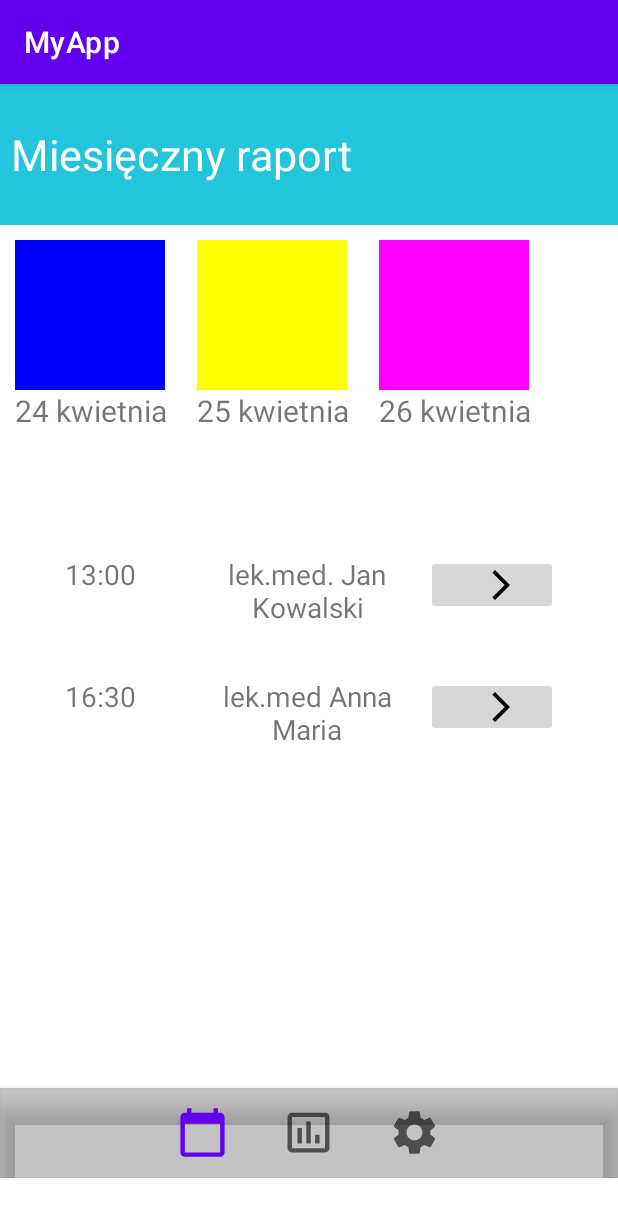
After one commit to marylaa/ZPO_pod_kontrola, an Android app: the MainActivityMonthlyReport screen opened directly, with no data from a screen before it, on a phone screen of 412 x 824 dp. The commit adds this screen. Shown: the top 1217 px of the screen. Run offline under Robolectric (Android 15) with nearby library versions, the light colour scheme and no system bars; our stand-ins replace Firebase (no records; nobody signed in at launch, a user with empty details on screens opened directly); plain views replace LineChart.

Commit message:
checkpoint working

```diff
--- a/app/build.gradle
+++ b/app/build.gradle
@@ -53,6 +53,10 @@ dependencies {
     implementation("org.jetbrains.kotlinx:kotlinx-serialization-json:1.5.0")
     implementation 'com.google.firebase:firebase-firestore-ktx:24.1.0'
     implementation 'androidx.constraintlayout:constraintlayout:2.1.4'
+    implementation 'com.google.firebase:firebase-storage:20.0.0'
+
+    // MPAndroidChart library
+    implementation 'com.github.PhilJay:MPAndroidChart:v3.1.0'
 
 
 
--- /dev/null
+++ b/app/src/main/java/com/example/myapp/monthly_report/MainActivityMonthlyReport.java
@@ -0,0 +1,143 @@
+package com.example.myapp.monthly_report;
+
+import android.graphics.Color;
+import android.os.Build;
+import android.os.Bundle;
+
+import androidx.annotation.RequiresApi;
+import androidx.appcompat.app.AppCompatActivity;
+import androidx.recyclerview.widget.LinearLayoutManager;
+import androidx.recyclerview.widget.RecyclerView;
+
+import com.example.myapp.R;
+import com.example.myapp.report.MainActivity;
+import com.google.firebase.database.DataSnapshot;
+import com.google.firebase.database.FirebaseDatabase;
+import com.google.firebase.database.ValueEventListener;
+
+import java.time.LocalDate;
+import java.util.ArrayList;
+
+public class MainActivityMonthlyReport extends AppCompatActivity{
+
+//    private RecyclerView rvAnimal, rvItem;
+    private RecycleViewAdapter adapterDate;
+    private RecycleViewAdapterItem adapter;
+
+
+    @RequiresApi(api = Build.VERSION_CODES.O)
+    @Override
+    protected void onCreate(Bundle savedInstanceState) {
+        super.onCreate(savedInstanceState);
+        setContentView(R.layout.activity_main_monthly);
+
+
+        // data to populate the RecyclerView with
+        ArrayList<Integer> viewColors = new ArrayList<>();
+        viewColors.add(Color.BLUE);
+        viewColors.add(Color.YELLOW);
+        viewColors.add(Color.MAGENTA);
+
+
+        ArrayList<LocalDate> dates = new ArrayList<>();
+        LocalDate tomorrow = LocalDate.now().plusDays(1);
+        LocalDate tomorrow1 = LocalDate.now().plusDays(2);
+        LocalDate tomorrow2 = LocalDate.now().plusDays(3);
+        dates.add(tomorrow);
+        dates.add(tomorrow1);
+        dates.add(tomorrow2);
+
+        // set up the RecyclerView
+        RecyclerView recyclerView1 = findViewById(R.id.rvAnimals);
+        LinearLayoutManager horizontalLayoutManager
+                = new LinearLayoutManager(MainActivityMonthlyReport.this, LinearLayoutManager.HORIZONTAL, false);
+        recyclerView1.setLayoutManager(horizontalLayoutManager);
+        adapterDate = new RecycleViewAdapter(this, viewColors, dates);
+//        adapterDate.setClickListener(this);
+        recyclerView1.setAdapter(adapterDate);
+
+
+
+        // data to populate the RecyclerView with
+        ArrayList<String> date = new ArrayList<>();
+        date.add("13:00");
+        date.add("16:30");
+
+
+
+        ArrayList<String> doctors = new ArrayList<>();
+        doctors.add("lek.med. Jan Kowalski");
+        doctors.add("lek.med Anna Maria");
+
+        // set up the RecyclerView
+        RecyclerView recyclerView = findViewById(R.id.rvItems);
+        LinearLayoutManager verticalLayoutManager = new LinearLayoutManager(MainActivityMonthlyReport.this, LinearLayoutManager.VERTICAL, false);
+        recyclerView.setLayoutManager(verticalLayoutManager);
+        adapter = new RecycleViewAdapterItem(this, date, doctors);
+//        adapter.setClickListener(this);
+        recyclerView.setAdapter(adapter);
+
+
+//        var lineChart = findViewById<LineChart>(R.id.line_chart);
+//
+//        setupLineChart();
+
+
+
+
+    }
+
+//    public fun setupLineChart() {
+//        // Get reference to the Firebase database
+////        val database = FirebaseDatabase.getInstance();
+////        val reference = database.reference.child("data");
+//
+//        // Initialize an empty list of entries
+//        val entries = mutableListOf<Entry>();
+//
+//        // Set up a listener to retrieve the data from the database
+//        reference.addValueEventListener(object :ValueEventListener {
+//            override fun onDataChange(snapshot:DataSnapshot) {
+//                // Iterate through the children of the "data" node
+//                for (child in snapshot.children) {
+//                    // Get the x and y values from the child
+//                    val x = child.key?.toFloat() ?: 0f
+//                    val y = child.value?.toString()?.toFloat() ?: 0f
+//
+//                    // Add a new entry to the list
+//                    entries.add(Entry(x, y))
+//                }
+//
+//                // Create a new data set and add the entries to it
+//                val dataSet = LineDataSet(entries, "Data Set")
+//                dataSet.color = Color.BLUE
+//                dataSet.valueTextColor = Color.BLACK
+//
+//                // Create a new line data object and set the data set
+//                val lineData = LineData(dataSet)
+//
+//                // Set the data to the line chart
+//                lineChart.data = lineData
+//
+//                // Refresh the chart
+//                lineChart.invalidate()
+//            }
+//
+//            override fun onCancelled(error: DatabaseError) {
+//                // Handle errors here
+//            }
+//        })
+//    }
+
+//    @Override
+//    public void onItemClick(View view, int position) {
+//        Toast.makeText(this, "You clicked " + adapterDate.getItem(position) + " on item position " + position, Toast.LENGTH_SHORT).show();
+//    }
+
+//    @Override
+//    public void onItemClick(View view, int position) {
+//        Toast.makeText(this, "You clicked " + adapter.getItem(position) + " on item position " + position, Toast.LENGTH_SHORT).show();
+//    }
+
+
+}
--- /dev/null
+++ b/app/src/main/java/com/example/myapp/monthly_report/RecycleViewAdapter.java
@@ -0,0 +1,98 @@
+package com.example.myapp.monthly_report;
+
+import android.content.Context;
+import android.os.Build;
+import android.view.LayoutInflater;
+import android.view.View;
+import android.view.ViewGroup;
+import android.widget.TextView;
+
+import androidx.annotation.NonNull;
+import androidx.annotation.RequiresApi;
+import androidx.recyclerview.widget.RecyclerView;
+
+import com.example.myapp.R;
+
+import java.time.LocalDate;
+import java.time.format.DateTimeFormatter;
+import java.util.List;
+import java.util.Locale;
+
+public class RecycleViewAdapter extends RecyclerView.Adapter<RecycleViewAdapter.ViewHolder> {
+
+    private List<Integer> mViewColors;
+    private List<LocalDate> mdate;
+    private LayoutInflater mInflater;
+    private ItemClickListener mClickListener;
+
+    // data is passed into the constructor
+    RecycleViewAdapter(Context context, List<Integer> colors, List<LocalDate> date) {
+        this.mInflater = LayoutInflater.from(context);
+        this.mViewColors = colors;
+        this.mdate = date;
+    }
+
+    // inflates the row layout from xml when needed
+    @Override
+    @NonNull
+    public ViewHolder onCreateViewHolder(@NonNull ViewGroup parent, int viewType) {
+        View view = mInflater.inflate(R.layout.recycleview_item, parent, false);
+        return new ViewHolder(view);
+    }
+
+
+    // binds the data to the view and textview in each row
+    @RequiresApi(api = Build.VERSION_CODES.O)
+    @Override
+    public void onBindViewHolder(@NonNull ViewHolder holder, int position) {
+        int color = mViewColors.get(position);
+        LocalDate date = mdate.get(position);
+        holder.myView.setBackgroundColor(color);
+        DateTimeFormatter formatter = DateTimeFormatter.ofPattern("d MMMM", new Locale("pl"));
+        String formattedDate = date.format(formatter);
+
+//        DateTimeFormatter formatter = DateTimeFormatter.ofPattern("d MMMM");
+//        String formattedDate = date.format(formatter);
+        holder.myTextView.setText(formattedDate);
+    }
+
+
+    // total number of rows
+    @Override
+    public int getItemCount() {
+        return mdate.size();
+    }
+
+    // stores and recycles views as they are scrolled off screen
+    public class ViewHolder extends RecyclerView.ViewHolder implements View.OnClickListener {
+        View myView;
+        TextView myTextView;
+
+        ViewHolder(View itemView) {
+            super(itemView);
+            myView = itemView.findViewById(R.id.colorView);
+            myTextView = itemView.findViewById(R.id.tvAnimalName);
+            itemView.setOnClickListener(this);
+        }
+
+        @Override
+        public void onClick(View view) {
+            if (mClickListener != null) mClickListener.onItemClick(view, getAdapterPosition());
+        }
+    }
+
+    // convenience method for getting data at click position
+    public String getItem(int id) {
+        return String.valueOf(mdate.get(id));
+    }
+
+    // allows clicks events to be caught
+    public void setClickListener(ItemClickListener itemClickListener) {
+        this.mClickListener = itemClickListener;
+    }
+
+    // parent activity will implement this method to respond to click events
+    public interface ItemClickListener {
+        void onItemClick(View view, int position);
+    }
+}
--- /dev/null
+++ b/app/src/main/java/com/example/myapp/monthly_report/RecycleViewAdapterItem.java
@@ -0,0 +1,101 @@
+package com.example.myapp.monthly_report;
+
+import android.content.Context;
+import android.view.LayoutInflater;
+import android.view.View;
+import android.view.ViewGroup;
+import android.widget.TextView;
+
+import androidx.annotation.NonNull;
+import androidx.recyclerview.widget.RecyclerView;
+
+import com.example.myapp.R;
+
+import java.util.List;
+
+public class RecycleViewAdapterItem extends RecyclerView.Adapter<RecycleViewAdapterItem.ViewHolder> {
+
+    private List<String> mdate;
+    private List<String> mDoctors;
+    private LayoutInflater mInflater;
+    private ItemClickListener mClickListener;
+
+    // data is passed into the constructor
+    RecycleViewAdapterItem(Context context, List<String> mdate, List<String> mDoctors) {
+        this.mInflater = LayoutInflater.from(context);
+        this.mdate = mdate;
+        this.mDoctors = mDoctors;
+    }
+
+//    // inflates the row layout from xml when needed
+//    @Override
+//    @NonNull
+//    public ViewHolder onCreateViewHolder(@NonNull ViewGroup parent, int viewType) {
+//        View view = mInflater.inflate(R.layout.contact, parent, false);
+//        return new ViewHolder(view);
+//    }
+
+
+
+    @Override
+    public ViewHolder onCreateViewHolder(ViewGroup parent, int viewType) {
+        // Inflate the custom layout
+        View contactView = LayoutInflater.from(parent.getContext()).inflate(R.layout.contact_monthly, parent, false);
+        // Return a new holder instance
+        ViewHolder viewHolder = new ViewHolder(contactView);
+        return viewHolder;
+    }
+
+    // binds the data to the view and textview in each row
+    @Override
+    public void onBindViewHolder(@NonNull ViewHolder holder, int position) {
+        String date = mdate.get(position);
+        String doctor = mDoctors.get(position);
+        holder.myTextView.setText(date);
+        holder.myTextView1.setText(doctor);
+
+    }
+
+
+    // total number of rows
+    @Override
+    public int getItemCount() {
+        return mdate.size();
+    }
+
+
+    // stores and recycles views as they are scrolled off screen
+    public class ViewHolder extends RecyclerView.ViewHolder implements View.OnClickListener {
+        View myView;
+        TextView myTextView;
+        TextView myTextView1;
+
+        ViewHolder(View itemView) {
+            super(itemView);
+            myTextView = itemView.findViewById(R.id.contact_name1);
+            myTextView1 = itemView.findViewById(R.id.contact_name2);
+
+            itemView.setOnClickListener(this);
+        }
+
+        @Override
+        public void onClick(View view) {
+            if (mClickListener != null) mClickListener.onItemClick(view, getAdapterPosition());
+        }
+    }
+
+    // convenience method for getting data at click position
+    public String getItem(int id) {
+        return String.valueOf(mdate.get(id));
+    }
+
+    // allows clicks events to be caught
+    public void setClickListener(RecycleViewAdapter.ItemClickListener itemClickListener) {
+        this.mClickListener = (ItemClickListener) itemClickListener;
+    }
+
+    // parent activity will implement this method to respond to click events
+    public interface ItemClickListener {
+        void onItemClick(View view, int position);
+    }
+}
--- /dev/null
+++ b/app/src/main/res/drawable/baseline_arrow_forward_ios_24.xml
@@ -0,0 +1,5 @@
+<vector android:autoMirrored="true" android:height="24dp"
+    android:tint="#000000" android:viewportHeight="24"
+    android:viewportWidth="24" android:width="24dp" xmlns:android="http://schemas.android.com/apk/res/android">
+    <path android:fillColor="@android:color/white" android:pathData="M6.23,20.23l1.77,1.77l10,-10l-10,-10l-1.77,1.77l8.23,8.23z"/>
+</vector>
--- /dev/null
+++ b/app/src/main/res/layout/activity_main_monthly.xml
@@ -0,0 +1,71 @@
+<?xml version="1.0" encoding="utf-8"?>
+<ScrollView xmlns:android="http://schemas.android.com/apk/res/android"
+    android:layout_width="fill_parent"
+    android:layout_height="wrap_content"
+    xmlns:app="http://schemas.android.com/apk/res-auto"
+    xmlns:tools="http://schemas.android.com/tools"
+    android:fillViewport="true"
+    tools:context=".monthly_report.MainActivityMonthlyReport">
+
+    <LinearLayout
+        android:layout_width="match_parent"
+        android:layout_height="500dp"
+        android:orientation="vertical" >
+
+        <TextView
+            android:id="@+id/textView"
+            android:layout_width="415dp"
+            android:layout_height="94dp"
+            android:layout_marginTop="0dp"
+            android:background="@color/blue_green_1"
+            android:gravity="left|center_vertical"
+            android:text=" Miesięczny raport"
+            android:textColor="@color/white"
+            android:textSize="4.5mm"
+            app:layout_constraintStart_toStartOf="parent"
+            app:layout_constraintTop_toTopOf="parent" />
+
+
+        <androidx.recyclerview.widget.RecyclerView
+            android:id="@+id/rvAnimals"
+            android:layout_width="match_parent"
+            android:layout_height="200dp"
+            android:paddingTop="0dp" />
+
+        <!--    <Button-->
+<!--        android:id="@+id/button"-->
+<!--        android:layout_width="100dp"-->
+<!--        android:layout_height="wrap_content"-->
+<!--        android:layout_marginTop="28dp"-->
+<!--        android:background="@color/white"-->
+<!--        android:backgroundTint="@color/white"-->
+<!--        android:text="Zapisz"-->
+<!--        android:textColor="@color/white"-->
+<!--        app:layout_constraintEnd_toEndOf="parent"-->
+<!--        app:layout_constraintHorizontal_bias="0.905"-->
+<!--        app:layout_constraintStart_toStartOf="parent"-->
+<!--        app:layout_constraintTop_toTopOf="parent" />-->
+
+
+        <androidx.recyclerview.widget.RecyclerView
+            android:id="@+id/rvItems"
+            android:layout_width="match_parent"
+            android:layout_height="375dp"
+            android:textSize="3mm" />
+
+        <com.google.android.material.bottomnavigation.BottomNavigationView
+        android:id="@+id/bottom_navigation_view"
+        android:layout_width="match_parent"
+        android:layout_height="60dp"
+        android:background="#3C000000"
+        android:paddingLeft="100dp"
+        android:paddingRight="100dp"
+        app:labelVisibilityMode="unlabeled"
+        app:layout_constraintBottom_toBottomOf="parent"
+        app:menu="@menu/bottom_nav_menu"
+        app:itemIconSize="35dp"/>
+
+
+</LinearLayout>
+
+</ScrollView>
--- /dev/null
+++ b/app/src/main/res/layout/contact_monthly.xml
@@ -0,0 +1,73 @@
+<?xml version="1.0" encoding="utf-8"?>
+
+<LinearLayout xmlns:android="http://schemas.android.com/apk/res/android"
+    xmlns:app="http://schemas.android.com/apk/res-auto"
+    android:orientation="horizontal"
+    android:layout_width="match_parent"
+    android:layout_height="wrap_content"
+    android:paddingTop="20dp"
+    android:paddingBottom="10dp"
+    android:paddingStart="8dp"
+
+
+    >
+
+<!--    <com.github.mikephil.charting.charts.LineChart-->
+<!--        android:id="@+id/line_chart"-->
+<!--        android:layout_width="match_parent"-->
+<!--        android:layout_height="match_parent" />-->
+
+
+    <TextView
+        android:id="@+id/contact_name1"
+        android:layout_width="30dp"
+        android:layout_height="51dp"
+        android:layout_weight="1"
+        android:ellipsize="end"
+        android:gravity="center_horizontal"
+        android:textSize="3mm"
+
+        />
+
+    <TextView
+        android:id="@+id/contact_name2"
+        android:layout_width="70dp"
+        android:layout_height="51dp"
+        android:layout_weight="1"
+        android:ellipsize="end"
+        android:gravity="center_horizontal"
+        android:textSize="3mm"
+
+        />
+
+<!--    <TextView-->
+<!--        android:id="@+id/contact_name2"-->
+<!--        android:layout_width="250dp"-->
+<!--        android:layout_height="51dp"-->
+<!--        android:layout_weight="1"-->
+<!--        android:ellipsize="end"-->
+<!--        android:gravity="center_horizontal"-->
+<!--        android:textSize="30dp"-->
+
+<!--        />-->
+
+    <ImageButton
+        android:id="@+id/imageButton4"
+        android:layout_width="0dp"
+        android:layout_height="40dp"
+        android:layout_marginRight="40dp"
+        android:layout_weight="1"
+        android:paddingRight="0dp"
+        app:srcCompat="@drawable/baseline_arrow_forward_ios_24" />
+
+
+
+<!--        <Button-->
+<!--        android:id="@+id/message_button"-->
+<!--        android:layout_width="wrap_content"-->
+<!--        android:layout_height="wrap_content"-->
+<!--        android:paddingLeft="16dp"-->
+<!--        android:paddingRight="16dp"-->
+<!--        android:textSize="10sp"-->
+<!--        />-->
+</LinearLayout>
--- /dev/null
+++ b/app/src/main/res/layout/recycleview_item.xml
@@ -0,0 +1,20 @@
+<?xml version="1.0" encoding="utf-8"?>
+<LinearLayout
+    xmlns:android="http://schemas.android.com/apk/res/android"
+    android:layout_width="wrap_content"
+    android:layout_height="200dp"
+    android:orientation="vertical"
+    android:padding="10dp">
+
+    <View
+        android:id="@+id/colorView"
+        android:layout_width="100dp"
+        android:layout_height="100dp"/>
+
+    <TextView
+        android:id="@+id/tvAnimalName"
+        android:layout_width="wrap_content"
+        android:layout_height="wrap_content"
+        android:textSize="20sp"/>
+
+</LinearLayout>
--- a/build.gradle
+++ b/build.gradle
@@ -1,6 +1,11 @@
 buildscript {
+    repositories {
+        google()
+        mavenCentral()  // Dodaj to repozytorium
+    }
     dependencies {
         classpath 'com.google.gms:google-services:4.3.15'
+        classpath 'com.android.tools.build:gradle:4.3.1'
     }
 }
 // Top-level build file where you can add configuration options common to all sub-projects/modules.
--- a/settings.gradle
+++ b/settings.gradle
@@ -11,6 +11,9 @@ dependencyResolutionManagement {
     repositories {
         google()
         mavenCentral()
+
+        maven { url "https://jitpack.io" } // add this line
+
     }
 }
 
```
Also changed, not shown: app/src/main/AndroidManifest.xml (+7 -0 lines), app/src/main/java/com/example/myapp/pills_list/UserScheduleActivity.kt (+17 -0 lines), app/src/main/java/com/example/myapp/report/MainActivity.kt (+111 -46 lines), app/src/main/java/com/example/myapp/report/Report.kt (+10 -7 lines).
